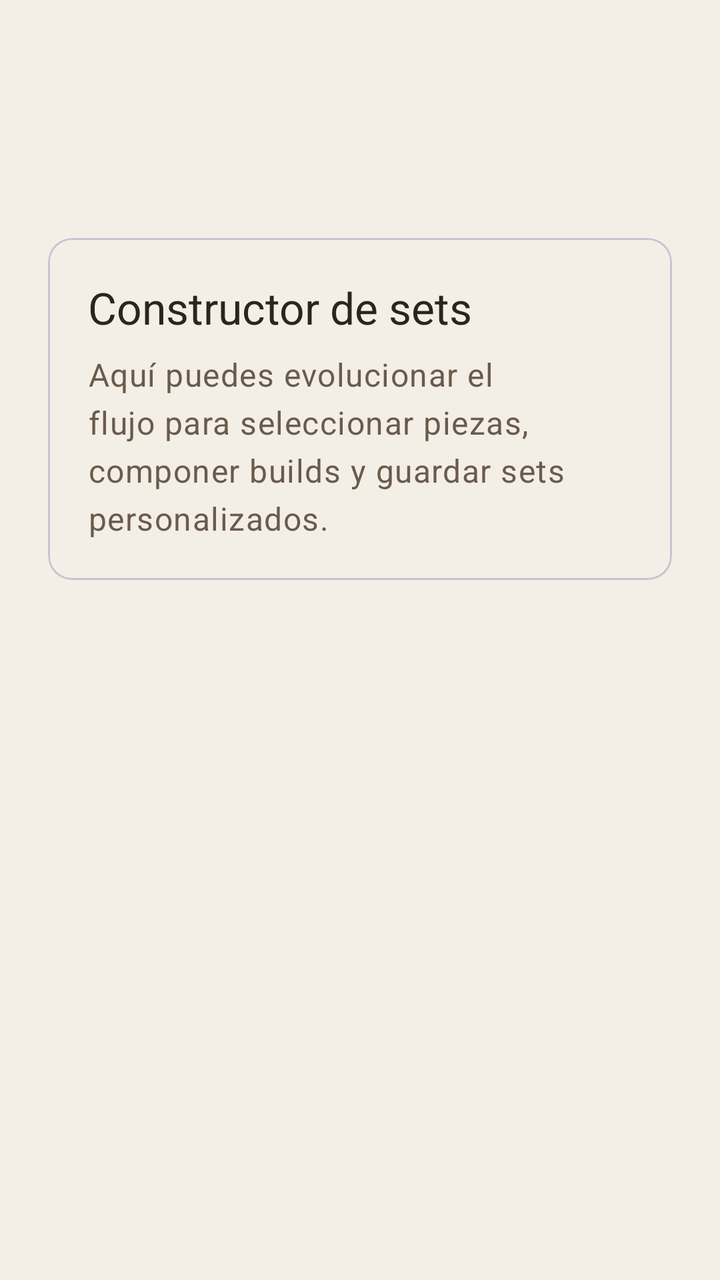
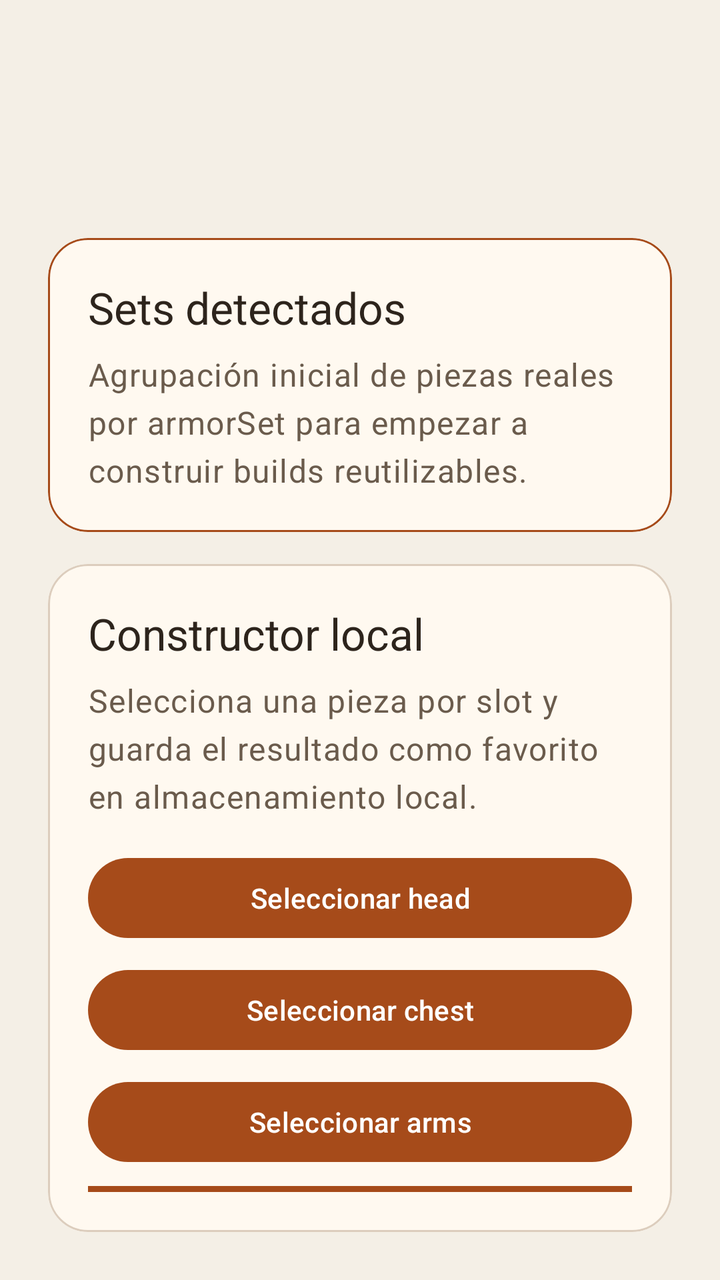

Before-and-after screenshots of an Android layout around one commit, followed by the original layout XML and the change that was made.
<!-- AndroidManifest.xml: application theme Theme.MhwCompanion -->
<!-- res/layout/fragment_sets.xml -->
<?xml version="1.0" encoding="utf-8"?>

<ScrollView xmlns:android="http://schemas.android.com/apk/res/android"
    android:layout_width="match_parent"
    android:layout_height="match_parent"
    android:fillViewport="true">

    <LinearLayout
        android:layout_width="match_parent"
        android:layout_height="wrap_content"
        android:orientation="vertical"
        android:padding="24dp">

        <TextView
            android:id="@+id/section_title"
            android:layout_width="wrap_content"
            android:layout_height="wrap_content"
            android:textAppearance="@style/TextAppearance.MhwCompanion.Headline" />

        <TextView
            android:id="@+id/section_description"
            android:layout_width="match_parent"
            android:layout_height="wrap_content"
            android:layout_marginTop="12dp"
            android:textAppearance="@style/TextAppearance.MhwCompanion.Body" />

        <com.google.android.material.card.MaterialCardView
            android:layout_width="match_parent"
            android:layout_height="wrap_content"
            android:layout_marginTop="24dp">

            <LinearLayout
                android:layout_width="match_parent"
                android:layout_height="wrap_content"
                android:orientation="vertical"
                android:padding="20dp">

                <TextView
                    android:layout_width="wrap_content"
                    android:layout_height="wrap_content"
                    android:text="Constructor de sets"
                    android:textAppearance="@style/TextAppearance.MhwCompanion.Title" />

                <TextView
                    android:layout_width="match_parent"
                    android:layout_height="wrap_content"
                    android:layout_marginTop="8dp"
                    android:text="Aquí puedes evolucionar el flujo para seleccionar piezas, componer builds y guardar sets personalizados."
                    android:textAppearance="@style/TextAppearance.MhwCompanion.Body" />
            </LinearLayout>
        </com.google.android.material.card.MaterialCardView>
    </LinearLayout>
</ScrollView>
<!-- resources referenced by this layout -->
<resources>
  <style name="TextAppearance.MhwCompanion.Body" parent="TextAppearance.Material3.BodyLarge">
          <item name="android:textColor">@color/text_secondary</item>
      </style>
  <style name="TextAppearance.MhwCompanion.Headline" parent="TextAppearance.Material3.HeadlineMedium">
          <item name="android:textColor">@color/text_primary</item>
      </style>
  <style name="TextAppearance.MhwCompanion.Title" parent="TextAppearance.Material3.TitleLarge">
          <item name="android:textColor">@color/text_primary</item>
      </style>
  <style name="Theme.MhwCompanion" parent="Theme.Material3.Light.NoActionBar">
          <item name="colorPrimary">@color/primary_amber</item>
          <item name="colorOnPrimary">@color/white</item>
          <item name="android:statusBarColor">@android:color/transparent</item>
          <item name="android:windowLightStatusBar" tools:targetApi="23">true</item>
          <item name="colorSurface">@color/surface_base</item>
          <item name="android:windowBackground">@color/surface_base</item>
      </style>
  <color name="text_secondary">#6A5B4C</color>
  <color name="text_primary">#2D241C</color>
  <color name="primary_amber">#A64B1A</color>
  <color name="white">#FFFFFF</color>
  <color name="surface_base">#F4EFE6</color>
</resources>

<!-- the commit's change to res/layout/fragment_sets.xml (unified diff, before → after) -->
@@ -1,53 +1,189 @@
 <?xml version="1.0" encoding="utf-8"?>
 
-<ScrollView xmlns:android="http://schemas.android.com/apk/res/android"
+<LinearLayout xmlns:android="http://schemas.android.com/apk/res/android"
+    xmlns:app="http://schemas.android.com/apk/res-auto"
     android:layout_width="match_parent"
     android:layout_height="match_parent"
-    android:fillViewport="true">
+    android:orientation="vertical"
+    android:padding="24dp">
 
-    <LinearLayout
+    <TextView
+        android:id="@+id/section_title"
         android:layout_width="match_parent"
         android:layout_height="wrap_content"
-        android:orientation="vertical"
-        android:padding="24dp">
+        android:textAppearance="@style/TextAppearance.MhwCompanion.Headline" />
 
-        <TextView
-            android:id="@+id/section_title"
-            android:layout_width="wrap_content"
-            android:layout_height="wrap_content"
-            android:textAppearance="@style/TextAppearance.MhwCompanion.Headline" />
+    <TextView
+        android:id="@+id/section_description"
+        android:layout_width="match_parent"
+        android:layout_height="wrap_content"
+        android:layout_marginTop="12dp"
+        android:textAppearance="@style/TextAppearance.MhwCompanion.Body" />
 
-        <TextView
-            android:id="@+id/section_description"
+    <com.google.android.material.card.MaterialCardView
+        android:layout_width="match_parent"
+        android:layout_height="wrap_content"
+        android:layout_marginTop="24dp"
+        app:cardBackgroundColor="@color/surface_card"
+        app:cardCornerRadius="20dp"
+        app:strokeColor="@color/primary_amber"
+        app:strokeWidth="1dp">
+
+        <LinearLayout
             android:layout_width="match_parent"
             android:layout_height="wrap_content"
-            android:layout_marginTop="12dp"
-            android:textAppearance="@style/TextAppearance.MhwCompanion.Body" />
+            android:orientation="vertical"
+            android:padding="20dp">
 
-        <com.google.android.material.card.MaterialCardView
+            <TextView
+                android:layout_width="wrap_content"
+                android:layout_height="wrap_content"
+                android:text="Sets detectados"
+                android:textAppearance="@style/TextAppearance.MhwCompanion.Title" />
+
+            <TextView
+                android:layout_width="match_parent"
+                android:layout_height="wrap_content"
+                android:layout_marginTop="8dp"
+                android:text="Agrupación inicial de piezas reales por armorSet para empezar a construir builds reutilizables."
+                android:textAppearance="@style/TextAppearance.MhwCompanion.Body" />
+        </LinearLayout>
+    </com.google.android.material.card.MaterialCardView>
+
+    <com.google.android.material.card.MaterialCardView
+        android:layout_width="match_parent"
+        android:layout_height="wrap_content"
+        android:layout_marginTop="16dp"
+        app:cardBackgroundColor="@color/surface_card"
+        app:cardCornerRadius="20dp"
+        app:strokeColor="@color/item_stroke"
+        app:strokeWidth="1dp">
+
+        <LinearLayout
             android:layout_width="match_parent"
             android:layout_height="wrap_content"
-            android:layout_marginTop="24dp">
+            android:orientation="vertical"
+            android:padding="20dp">
 
-            <LinearLayout
+            <TextView
+                android:layout_width="wrap_content"
+                android:layout_height="wrap_content"
+                android:text="@string/set_builder_title"
+                android:textAppearance="@style/TextAppearance.MhwCompanion.Title" />
+
+            <TextView
                 android:layout_width="match_parent"
                 android:layout_height="wrap_content"
-                android:orientation="vertical"
-                android:padding="20dp">
+                android:layout_marginTop="8dp"
+                android:text="@string/set_builder_description"
+                android:textAppearance="@style/TextAppearance.MhwCompanion.Body" />
 
-                <TextView
-                    android:layout_width="wrap_content"
-                    android:layout_height="wrap_content"
-                    android:text="Constructor de sets"
-                    android:textAppearance="@style/TextAppearance.MhwCompanion.Title" />
+            <Button
+                android:id="@+id/head_selector"
+                android:layout_width="match_parent"
+                android:layout_height="wrap_content"
+                android:layout_marginTop="16dp"
+                android:text="@string/sets_select_head" />
 
-                <TextView
+            <Button
+                android:id="@+id/chest_selector"
+                android:layout_width="match_parent"
+                android:layout_height="wrap_content"
+                android:layout_marginTop="8dp"
+                android:text="@string/sets_select_chest" />
+
+            <Button
+                android:id="@+id/arms_selector"
+                android:layout_width="match_parent"
+                android:layout_height="wrap_content"
+                android:layout_marginTop="8dp"
+                android:text="@string/sets_select_arms" />
+
+            <Button
+                android:id="@+id/waist_selector"
+                android:layout_width="match_parent"
+                android:layout_height="wrap_content"
+                android:layout_marginTop="8dp"
+                android:text="@string/sets_select_waist" />
+
+            <Button
+                android:id="@+id/legs_selector"
+                android:layout_width="match_parent"
+                android:layout_height="wrap_content"
+                android:layout_marginTop="8dp"
+                android:text="@string/sets_select_legs" />
+
+            <com.google.android.material.textfield.TextInputLayout
+                style="@style/Widget.Material3.TextInputLayout.OutlinedBox"
+                android:layout_width="match_parent"
+                android:layout_height="wrap_content"
+                android:layout_marginTop="16dp"
+                android:hint="@string/sets_favorite_name_hint">
+
+                <com.google.android.material.textfield.TextInputEditText
+                    android:id="@+id/favorite_name_input"
                     android:layout_width="match_parent"
                     android:layout_height="wrap_content"
-                    android:layout_marginTop="8dp"
-                    android:text="Aquí puedes evolucionar el flujo para seleccionar piezas, componer builds y guardar sets personalizados."
-                    android:textAppearance="@style/TextAppearance.MhwCompanion.Body" />
-            </LinearLayout>
-        </com.google.android.material.card.MaterialCardView>
-    </LinearLayout>
-</ScrollView>
+                    android:inputType="text" />
+            </com.google.android.material.textfield.TextInputLayout>
+
+            <Button
+                android:id="@+id/save_favorite_button"
+                android:layout_width="match_parent"
+                android:layout_height="wrap_content"
+                android:layout_marginTop="12dp"
+                android:text="@string/sets_save_favorite" />
+
+            <TextView
+                android:id="@+id/current_build_stats"
+                android:layout_width="match_parent"
+                android:layout_height="wrap_content"
+                android:layout_marginTop="12dp"
+                android:textAppearance="@style/TextAppearance.MhwCompanion.Caption"
+                android:textColor="@color/text_secondary" />
+        </LinearLayout>
+    </com.google.android.material.card.MaterialCardView>
+
+    <ProgressBar
+        android:id="@+id/progress_bar"
+        android:layout_width="wrap_content"
+        android:layout_height="wrap_content"
+        android:layout_gravity="center_horizontal"
+        android:layout_marginTop="20dp"
+        android:visibility="gone" />
+
+    <TextView
+        android:id="@+id/empty_state_text"
+        android:layout_width="match_parent"
+        android:layout_height="wrap_content"
+        android:layout_marginTop="24dp"
+        android:gravity="center"
+        android:textAppearance="@style/TextAppearance.MhwCompanion.Body"
+        android:visibility="gone" />
+
+    <androidx.recyclerview.widget.RecyclerView
+        android:id="@+id/sets_recycler_view"
+        android:layout_width="match_parent"
+        android:layout_height="0dp"
+        android:layout_marginTop="20dp"
+        android:layout_weight="1"
+        android:clipToPadding="false"
+        android:paddingBottom="24dp"
+        app:layoutManager="androidx.recyclerview.widget.LinearLayoutManager" />
+
+    <TextView
+        android:layout_width="wrap_content"
+        android:layout_height="wrap_content"
+        android:layout_marginTop="16dp"
+        android:text="@string/sets_favorites_title"
+        android:textAppearance="@style/TextAppearance.MhwCompanion.Title" />
+
+    <androidx.recyclerview.widget.RecyclerView
+        android:id="@+id/favorite_sets_recycler_view"
+        android:layout_width="match_parent"
+        android:layout_height="160dp"
+        android:layout_marginTop="12dp"
+        android:clipToPadding="false"
+        app:layoutManager="androidx.recyclerview.widget.LinearLayoutManager" />
+
+</LinearLayout>
<!-- resource entries referenced after the edit -->
@@ -1,6 +1,10 @@
 <!-- resources referenced by this layout -->
 <resources>
+  <color name="item_stroke">#DCCDBD</color>
   <style name="TextAppearance.MhwCompanion.Body" parent="TextAppearance.Material3.BodyLarge">
+          <item name="android:textColor">@color/text_secondary</item>
+      </style>
+  <style name="TextAppearance.MhwCompanion.Caption" parent="TextAppearance.Material3.BodyMedium">
           <item name="android:textColor">@color/text_secondary</item>
       </style>
   <style name="TextAppearance.MhwCompanion.Headline" parent="TextAppearance.Material3.HeadlineMedium">
@@ -18,8 +22,19 @@
           <item name="android:windowBackground">@color/surface_base</item>
       </style>
   <color name="text_secondary">#6A5B4C</color>
+  <string name="set_builder_description">Selecciona una pieza por slot y guarda el resultado como favorito en almacenamiento local.</string>
+  <string name="set_builder_title">Constructor local</string>
+  <string name="sets_favorite_name_hint">Nombre del set favorito</string>
+  <string name="sets_favorites_title">Favoritos locales</string>
+  <string name="sets_save_favorite">Guardar como favorito</string>
+  <string name="sets_select_arms">Seleccionar arms</string>
+  <string name="sets_select_chest">Seleccionar chest</string>
+  <string name="sets_select_head">Seleccionar head</string>
+  <string name="sets_select_legs">Seleccionar legs</string>
+  <string name="sets_select_waist">Seleccionar waist</string>
   <color name="text_primary">#2D241C</color>
   <color name="primary_amber">#A64B1A</color>
+  <color name="surface_card">#FFF9F0</color>
   <color name="white">#FFFFFF</color>
   <color name="surface_base">#F4EFE6</color>
 </resources>
